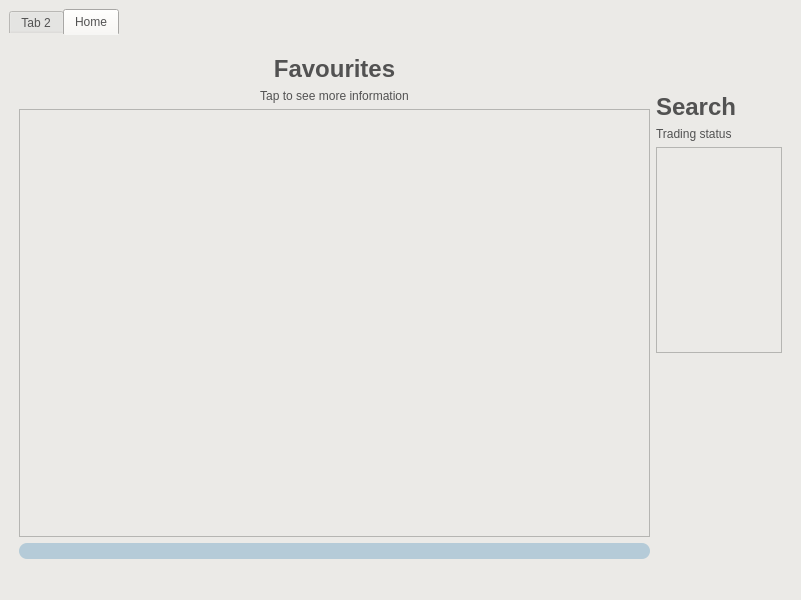
First picture: the form in apps/mainwindow.ui, repository coolGroup2005/tinkoffsdk_qt_app, before the edit.
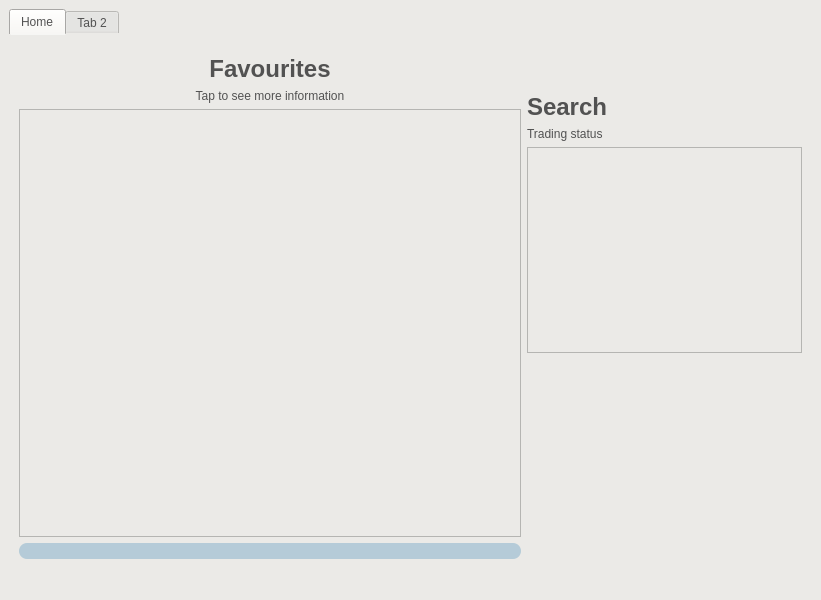
Second picture: the form after the edit.

```diff
--- a/apps/mainwindow.ui
+++ b/apps/mainwindow.ui
@@ -55,12 +55,150 @@
         </string>
   </property>
   <widget class="QWidget" name="centralwidget">
+   <property name="minimumSize">
+    <size>
+     <width>0</width>
+     <height>0</height>
+    </size>
+   </property>
    <layout class="QVBoxLayout" name="verticalLayout">
     <item>
      <widget class="QTabWidget" name="tabWidget">
       <property name="currentIndex">
        <number>1</number>
       </property>
+      <widget class="QWidget" name="home">
+       <property name="minimumSize">
+        <size>
+         <width>0</width>
+         <height>0</height>
+        </size>
+       </property>
+       <attribute name="title">
+        <string>Home</string>
+       </attribute>
+       <layout class="QHBoxLayout" name="horizontalLayout">
+        <item>
+         <layout class="QHBoxLayout" name="horizontalLayout_2" stretch="5,1">
+          <item>
+           <layout class="QVBoxLayout" name="verticalLayout_5">
+            <item>
+             <layout class="QHBoxLayout" name="horizontalLayout_5">
+              <property name="topMargin">
+               <number>10</number>
+              </property>
+              <item>
+               <widget class="QLabel" name="label_5">
+                <property name="maximumSize">
+                 <size>
+                  <width>16777215</width>
+                  <height>50</height>
+                 </size>
+                </property>
+                <property name="text">
+                 <string>&lt;html&gt;&lt;head/&gt;&lt;body&gt;&lt;p&gt;&lt;span style=&quot; font-size:18pt; font-weight:700;&quot;&gt;Favourites&lt;/span&gt;&lt;/p&gt;&lt;/body&gt;&lt;/html&gt;</string>
+                </property>
+                <property name="alignment">
+                 <set>Qt::AlignCenter</set>
+                </property>
+               </widget>
+              </item>
+             </layout>
+            </item>
+            <item>
+             <layout class="QHBoxLayout" name="horizontalLayout_4">
+              <item>
+               <widget class="QLabel" name="label_4">
+                <property name="maximumSize">
+                 <size>
+                  <width>16777215</width>
+                  <height>20</height>
+                 </size>
+                </property>
+                <property name="text">
+                 <string>Tap to see more information</string>
+                </property>
+                <property name="alignment">
+                 <set>Qt::AlignCenter</set>
+                </property>
+               </widget>
+              </item>
+             </layout>
+            </item>
+            <item>
+             <widget class="QTableView" name="sharesTableView">
+              <property name="minimumSize">
+               <size>
+                <width>500</width>
+                <height>0</height>
+               </size>
+              </property>
+             </widget>
+            </item>
+            <item>
+             <widget class="QLineEdit" name="lineEdit">
+              <property name="styleSheet">
+               <string notr="true">QLineEdit#lineEdit {
+	background-color: rgba(162, 193, 210, 188);
+	border-radius: 8px;
+}</string>
+              </property>
+             </widget>
+            </item>
+           </layout>
+          </item>
+          <item>
+           <layout class="QVBoxLayout" name="verticalLayout_4">
+            <property name="topMargin">
+             <number>48</number>
+            </property>
+            <item>
+             <layout class="QVBoxLayout" name="verticalLayout_6">
+              <item>
+               <widget class="QLabel" name="label_3">
+                <property name="text">
+                 <string>&lt;html&gt;&lt;head/&gt;&lt;body&gt;&lt;p&gt;&lt;span style=&quot; font-size:18pt; font-weight:700;&quot;&gt;Search&lt;/span&gt;&lt;/p&gt;&lt;/body&gt;&lt;/html&gt;</string>
+                </property>
+               </widget>
+              </item>
+              <item>
+               <widget class="QLabel" name="tradingStatusLabel">
+                <property name="text">
+                 <string>Trading status</string>
+                </property>
+               </widget>
+              </item>
+              <item>
+               <widget class="QListWidget" name="listWidget">
+                <property name="minimumSize">
+                 <size>
+                  <width>275</width>
+                  <height>0</height>
+                 </size>
+                </property>
+               </widget>
+              </item>
+              <item>
+               <spacer name="verticalSpacer">
+                <property name="orientation">
+                 <enum>Qt::Vertical</enum>
+                </property>
+                <property name="sizeHint" stdset="0">
+                 <size>
+                  <width>20</width>
+                  <height>40</height>
+                 </size>
+                </property>
+               </spacer>
+              </item>
+             </layout>
+            </item>
+           </layout>
+          </item>
+         </layout>
+        </item>
+       </layout>
+      </widget>
       <widget class="QWidget" name="statistics">
        <property name="layoutDirection">
         <enum>Qt::LeftToRight</enum>
@@ -287,125 +425,6 @@
         </item>
        </layout>
       </widget>
-      <widget class="QWidget" name="home">
-       <attribute name="title">
-        <string>Home</string>
-       </attribute>
-       <layout class="QHBoxLayout" name="horizontalLayout">
-        <item>
-         <layout class="QHBoxLayout" name="horizontalLayout_2" stretch="5,1">
-          <item>
-           <layout class="QVBoxLayout" name="verticalLayout_5">
-            <item>
-             <layout class="QHBoxLayout" name="horizontalLayout_5">
-              <property name="topMargin">
-               <number>10</number>
-              </property>
-              <item>
-               <widget class="QLabel" name="label_5">
-                <property name="maximumSize">
-                 <size>
-                  <width>16777215</width>
-                  <height>50</height>
-                 </size>
-                </property>
-                <property name="text">
-                 <string>&lt;html&gt;&lt;head/&gt;&lt;body&gt;&lt;p&gt;&lt;span style=&quot; font-size:18pt; font-weight:700;&quot;&gt;Favourites&lt;/span&gt;&lt;/p&gt;&lt;/body&gt;&lt;/html&gt;</string>
-                </property>
-                <property name="alignment">
-                 <set>Qt::AlignCenter</set>
-                </property>
-               </widget>
-              </item>
-             </layout>
-            </item>
-            <item>
-             <layout class="QHBoxLayout" name="horizontalLayout_4">
-              <item>
-               <widget class="QLabel" name="label_4">
-                <property name="maximumSize">
-                 <size>
-                  <width>16777215</width>
-                  <height>20</height>
-                 </size>
-                </property>
-                <property name="text">
-                 <string>Tap to see more information</string>
-                </property>
-                <property name="alignment">
-                 <set>Qt::AlignCenter</set>
-                </property>
-               </widget>
-              </item>
-             </layout>
-            </item>
-            <item>
-             <widget class="QTableView" name="sharesTableView">
-              <property name="minimumSize">
-               <size>
-                <width>500</width>
-                <height>0</height>
-               </size>
-              </property>
-             </widget>
-            </item>
-            <item>
-             <widget class="QLineEdit" name="lineEdit">
-              <property name="styleSheet">
-               <string notr="true">QLineEdit#lineEdit {
-	background-color: rgba(162, 193, 210, 188);
-	border-radius: 8px;
-}</string>
-              </property>
-             </widget>
-            </item>
-           </layout>
-          </item>
-          <item>
-           <layout class="QVBoxLayout" name="verticalLayout_4">
-            <property name="topMargin">
-             <number>48</number>
-            </property>
-            <item>
-             <layout class="QVBoxLayout" name="verticalLayout_6">
-              <item>
-               <widget class="QLabel" name="label_3">
-                <property name="text">
-                 <string>&lt;html&gt;&lt;head/&gt;&lt;body&gt;&lt;p&gt;&lt;span style=&quot; font-size:18pt; font-weight:700;&quot;&gt;Search&lt;/span&gt;&lt;/p&gt;&lt;/body&gt;&lt;/html&gt;</string>
-                </property>
-               </widget>
-              </item>
-              <item>
-               <widget class="QLabel" name="tradingStatusLabel">
-                <property name="text">
-                 <string>Trading status</string>
-                </property>
-               </widget>
-              </item>
-              <item>
-               <widget class="QListWidget" name="listWidget"/>
-              </item>
-              <item>
-               <spacer name="verticalSpacer">
-                <property name="orientation">
-                 <enum>Qt::Vertical</enum>
-                </property>
-                <property name="sizeHint" stdset="0">
-                 <size>
-                  <width>20</width>
-                  <height>40</height>
-                 </size>
-                </property>
-               </spacer>
-              </item>
-             </layout>
-            </item>
-           </layout>
-          </item>
-         </layout>
-        </item>
-       </layout>
-      </widget>
      </widget>
     </item>
    </layout>
```
Left out of the diff: 2 changed lines with no effect on the pictures.
